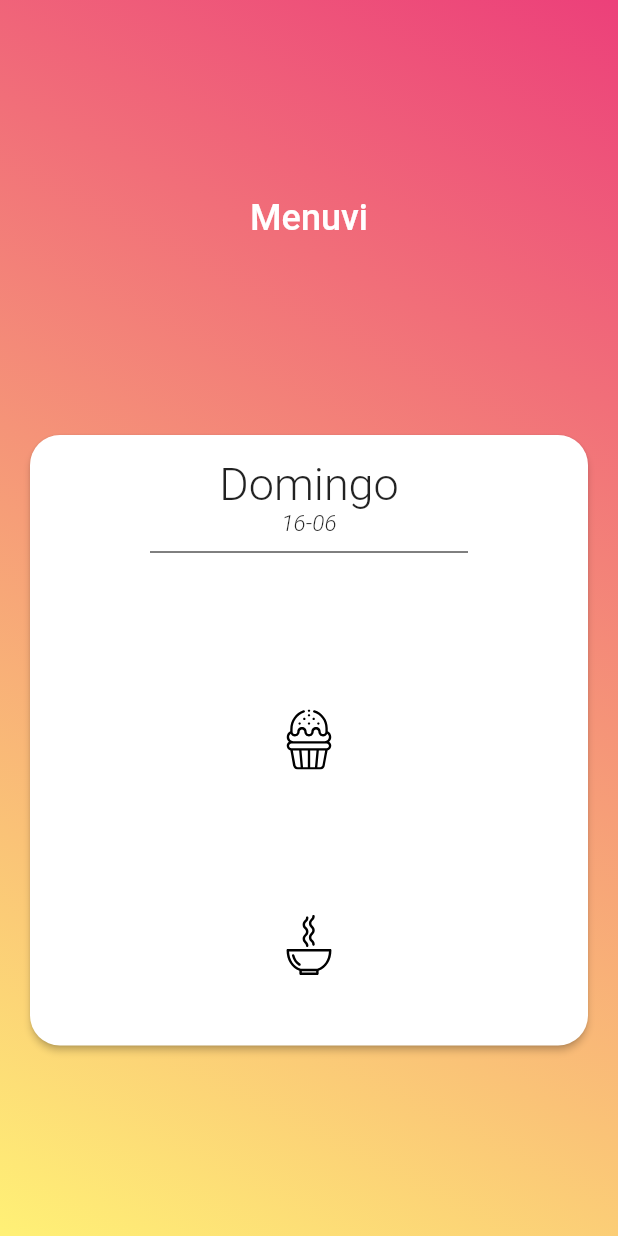
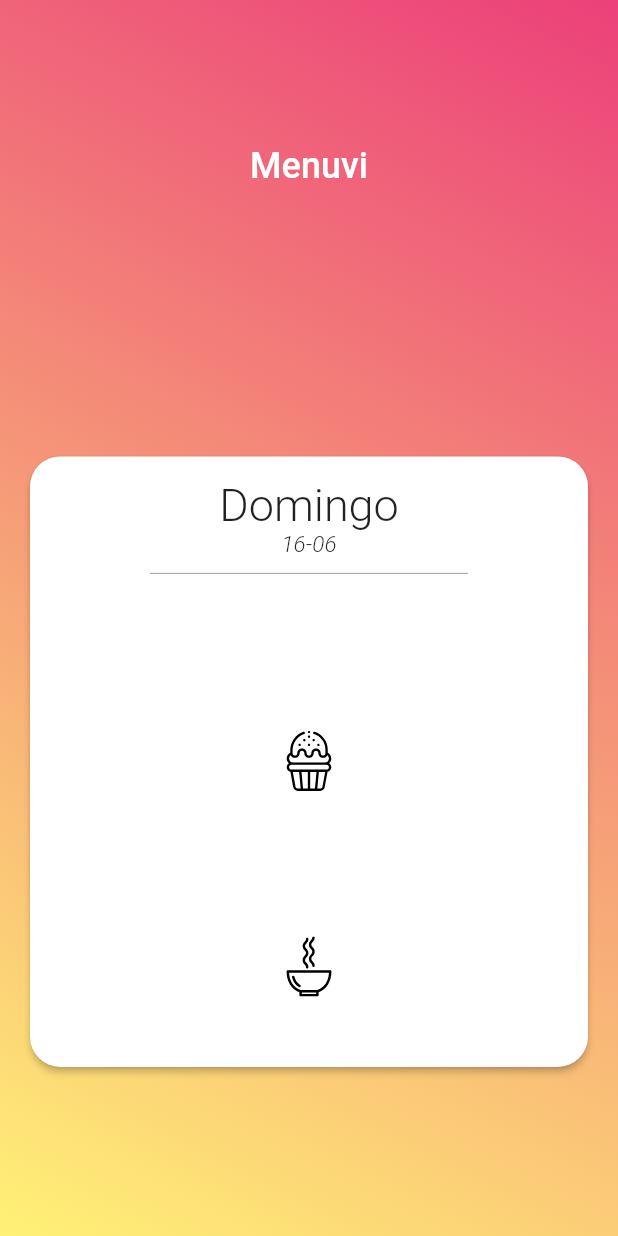
Before and after one commit to TinchoOlivari/Menuvi, a Flutter app: the screen it shows after launch, on a phone screen of 412 x 824 dp. Run offline on Flutter 3.47's test engine with Material 2 defaults, Android fonts, the phone set to English and light mode, and no system bars; our stand-ins replace firebase_database, flutter_local_notifications, flutter_svg; accounts and stored records are empty.

Commit message:
Rotacion de pantalla bloqueada

```diff
--- a/lib/dailyMenu.dart
+++ b/lib/dailyMenu.dart
@@ -2,8 +2,8 @@ import 'package:flutter/material.dart';
 import 'package:firebase_database/firebase_database.dart';
 import 'package:intl/intl.dart';
 import 'package:flutter_svg/flutter_svg.dart';
-import 'package:menuvi/color_loader_5.dart';
-import 'package:menuvi/dot_type.dart';
+import 'package:menuvi/widgets/color_loader_5.dart';
+import 'package:menuvi/widgets/dot_type.dart';
 
 String principal = '';
 String opcion = '';
@@ -62,9 +62,8 @@ class _DailyMenuState extends State<DailyMenu> {
 
   @override
   Widget build(BuildContext context) {
-    print(DateTime.now());
     return Container(
-      padding: EdgeInsets.fromLTRB(20, 0, 20, 10),
+      padding: EdgeInsets.fromLTRB(20, 0, 20, 30),
       child: Align(
         alignment: Alignment.center,
         child: menuCreator(),
@@ -112,7 +111,7 @@ menuCreator() {
             Container(
               margin: const EdgeInsets.only(left: 70.0, right: 70.0),
               child: Divider(
-                color: Colors.black,
+                color: Colors.grey,
                 height: 10,
               ),
             ),
--- a/lib/main.dart
+++ b/lib/main.dart
@@ -1,11 +1,17 @@
 import 'package:flutter/material.dart';
 import 'package:menuvi/dailyMenu.dart';
+import 'package:flutter_local_notifications/flutter_local_notifications.dart';
+import 'dart:async';
+import 'package:flutter/services.dart';
 
 void main() => runApp(MyApp());
 
 class MyApp extends StatelessWidget {
   @override
   Widget build(BuildContext context) {
+    SystemChrome.setPreferredOrientations([
+      DeviceOrientation.portraitUp,
+    ]);
     return MaterialApp(
       title: 'Menuvi',
       home: MyHomePage(),
@@ -19,10 +25,6 @@ class MyHomePage extends StatefulWidget {
 }
 
 class _MyHomePageState extends State<MyHomePage> {
-  @override
-  void initState() {
-    super.initState();
-  }
 
   @override
   Widget build(BuildContext context) {
@@ -41,7 +43,7 @@ class _MyHomePageState extends State<MyHomePage> {
               ),
             ),
             child: Column(
-              mainAxisAlignment: MainAxisAlignment.spaceEvenly,
+              mainAxisAlignment: MainAxisAlignment.spaceAround,
               children: <Widget>[
                 AppBar(
                   title: Text(
@@ -52,7 +54,7 @@ class _MyHomePageState extends State<MyHomePage> {
                   backgroundColor: Colors.transparent,
                   elevation: 0.0,
                 ),
-                DailyMenu()
+                DailyMenu(),
               ],
             ),
           ),
--- a/lib/color_loader_5.dart
+++ b/lib/widgets/color_loader_5.dart
@@ -1,6 +1,6 @@
 import 'package:flutter/material.dart';
 import 'dart:math';
-import 'package:menuvi/dot_type.dart';
+import 'package:menuvi/widgets/dot_type.dart';
 
 class ColorLoader5 extends StatefulWidget {
 
```
Also changed, not shown: pubspec.yaml (+5 -47 lines), lib/assets/logo_M.png (added), lib/widgets/dot_type.dart (renamed from lib/dot_type.dart), pubspec.lock, 9 other files.
